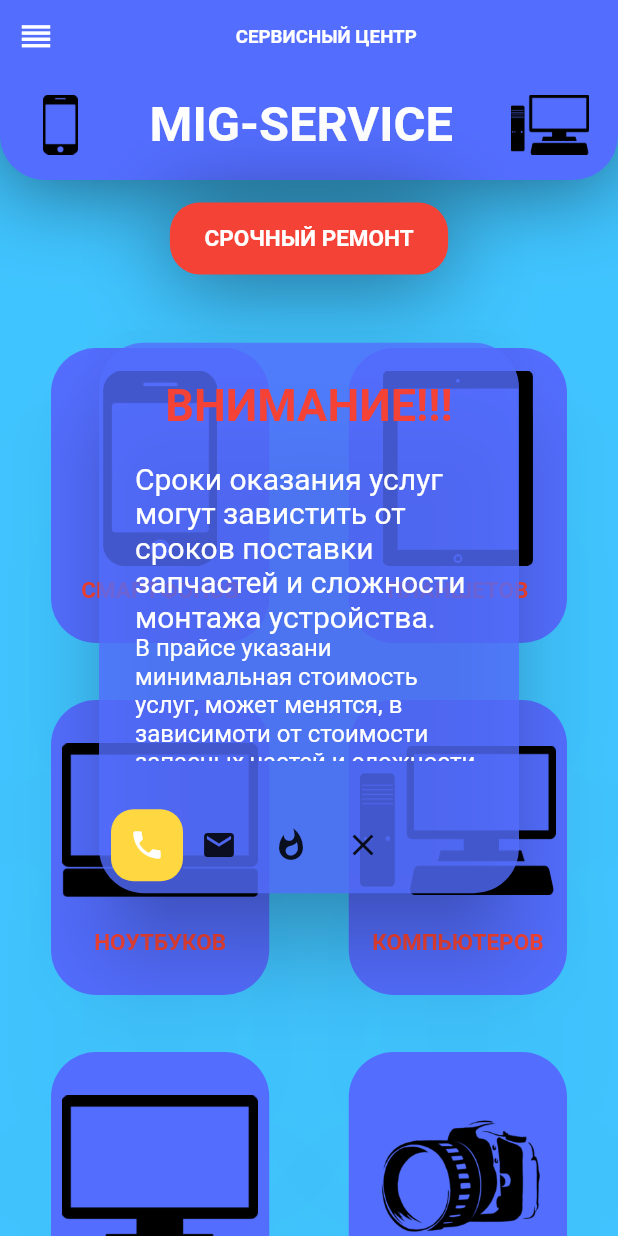
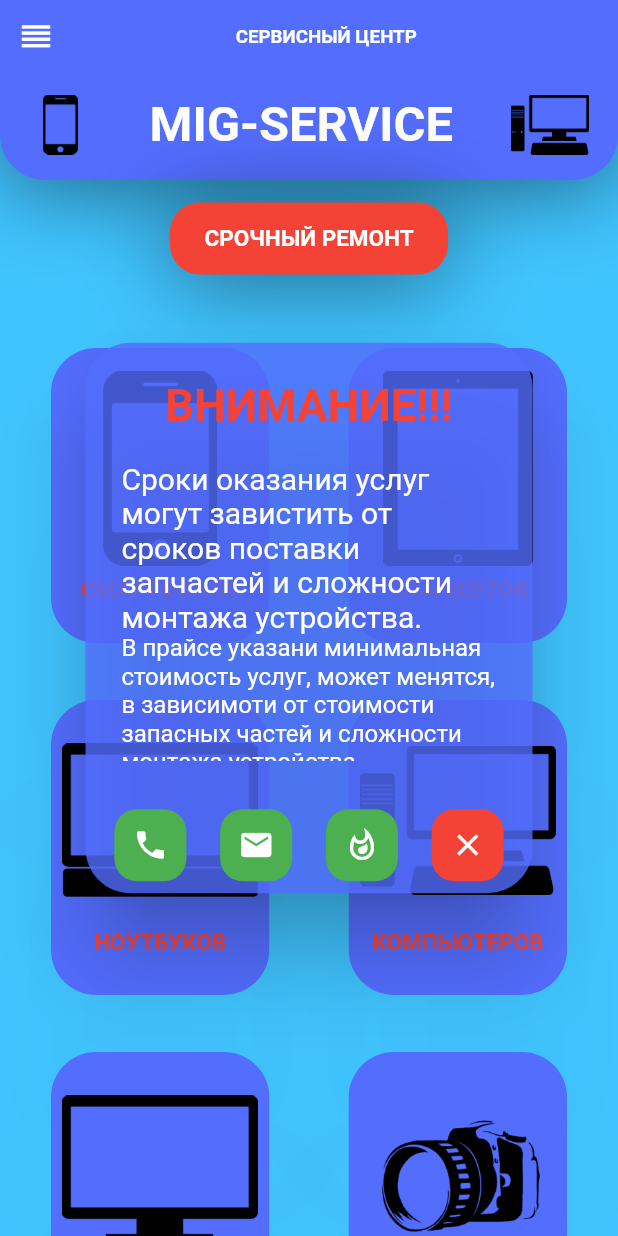
Before and after one commit to Poll21/mig-service, a Flutter app: the screen it shows after launch, after a tap on "СРОЧНЫЙ РЕМОНТ", on a phone screen of 412 x 824 dp. Run offline on Flutter 3.47's test engine with Material 2 defaults, Android fonts, the phone set to English and light mode, and no system bars.

Commit message:
адаптация всплывающего окна

```diff
--- a/lib/components/title_page.dart
+++ b/lib/components/title_page.dart
@@ -20,7 +20,7 @@
           kSize: kMobilSize ,press: () {
             Navigator.push(context, PageRouteBuilder(
             opaque: false,
-            pageBuilder: (BuildContext context, _, __) => AttentionPage()));
+            pageBuilder: (BuildContext context, _, __) => AttentionPage(kSize: kMobilSize,)));
           },
           ),
         tablet: TitleWithMoreBtn(title: title,
--- a/lib/pages/costum_appbar.dart
+++ b/lib/pages/costum_appbar.dart
@@ -237,7 +237,12 @@
   }
 }
 class AttentionPage extends StatelessWidget {
+  const AttentionPage({
+    Key key,
+    @required this.kSize,
+  }) : super(key: key);
 
+  final double kSize;
 @override
 Widget build(BuildContext context) {
 return AlertDialog(
@@ -246,12 +251,12 @@
     ),
   ),
  content: Container(
-   height: 200,
-   width: 200,
+   height: 40 * kSize,
+   width: 50 * kSize,
    child: ListView(
      children: [
        Text('Сроки оказания услуг могут завистить от сроков поставки запчастей и сложности монтажа устройства.',
-       style: TextStyle(color: kTextColor, fontSize: 20),),
+       style: TextStyle(color: kTextColor, fontSize: 4 * kSize),),
        Text('В прайсе указани минимальная стоимость услуг, может менятся, в зависимоти от стоимости запасных частей и сложности монтажа устройства.'),
        Text('Для уточнения сроков и стоимости ремонта свяжитель с нами:'),
      ],
@@ -259,23 +264,45 @@
  ),
   actions: [
     Row(
+      mainAxisAlignment: MainAxisAlignment.spaceAround,
 
       children: [
         Container(
 
           decoration: BoxDecoration(
-              color: Colors.amberAccent,
+              color: Colors.green[500],
             borderRadius: BorderRadius.circular(kDefaultRadius/2)
           ),
           child: IconButton(
             onPressed: () {}, icon: Icon(Icons.phone, color: kTextColor,),),
         ),
-        IconButton(
-          onPressed: () {}, icon: Icon(Icons.email),),
-        IconButton(
-          onPressed: () {}, icon: Icon(Icons.whatshot),),
-        IconButton(
-            onPressed: () {Navigator.pop(context);}, icon: Icon(Icons.close)),
+        Container(
+
+          decoration: BoxDecoration(
+              color: Colors.green,
+              borderRadius: BorderRadius.circular(kDefaultRadius/2)
+          ),
+          child:IconButton(
+          onPressed: () {}, icon: Icon(Icons.email,color: kTextColor,),),
+        ),
+        Container(
+
+          decoration: BoxDecoration(
+              color: Colors.green,
+              borderRadius: BorderRadius.circular(kDefaultRadius/2)
+          ),
+          child:IconButton(
+            onPressed: () {}, icon: Icon(Icons.whatshot_outlined),color: kTextColor,),
+        ),
+        Container(
+
+          decoration: BoxDecoration(
+              color: kRextColor,
+              borderRadius: BorderRadius.circular(kDefaultRadius/2)
+          ),
+          child:IconButton(
+            onPressed: () {Navigator.pop(context);}, icon: Icon(Icons.close),color: kTextColor,),
+        ),
       ],
     )
   ],
```
Also changed, not shown: assets/icons/twotone_whatsapp_black_24dp.png (added), assets/icons/twotone_whatsapp_white_24dp.png (added), 5 other files.
